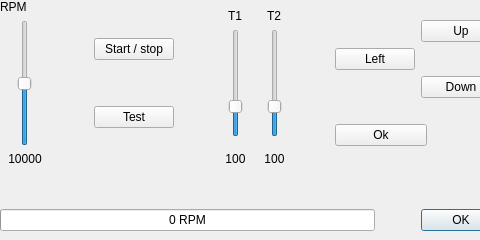
First picture: the form in uc_projets/openchrono/gui_qt/openchrono_trunk/ui/testwin.ui, repository BackupTheBerlios/openphysic-svn, before the edit; both pictures show x 0 to 480 and y 0 to 240 of the 784 by 240 pixel window.
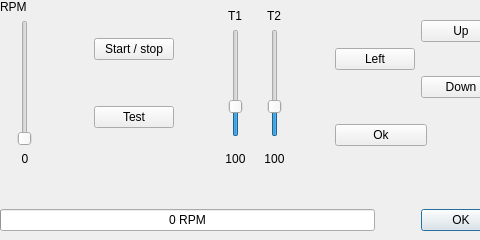
Second picture: the form after the edit. Custom widgets are drawn as their Qt base class.

Patch:
```diff
--- a/uc_projets/openchrono/gui_qt/openchrono_trunk/ui/testwin.ui
+++ b/uc_projets/openchrono/gui_qt/openchrono_trunk/ui/testwin.ui
@@ -77,7 +77,10 @@
              <number>100</number>
             </property>
             <property name="value" >
-             <number>9999</number>
+             <number>0</number>
+            </property>
+            <property name="sliderPosition" >
+             <number>0</number>
             </property>
             <property name="orientation" >
              <enum>Qt::Vertical</enum>
@@ -101,7 +104,7 @@
            </size>
           </property>
           <property name="text" >
-           <string>10000</string>
+           <string>0</string>
           </property>
           <property name="alignment" >
            <set>Qt::AlignCenter</set>
```
